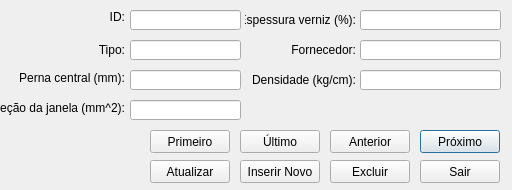
Before: the Qt Designer form windows/windowlamina.ui in KyryIx/Helena, drawn with Qt 5.
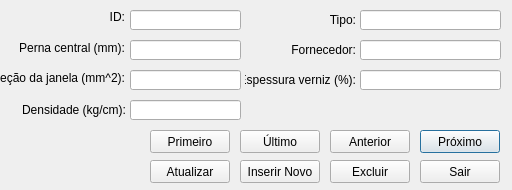
After: the same form once the commit is applied. Icons and pictures are not drawn.

Commit message: correcao nos codigos das janelas dos componentes

Diff of the .ui file:
```diff
--- a/windows/windowlamina.ui
+++ b/windows/windowlamina.ui
@@ -49,7 +49,7 @@
    <property name="geometry">
     <rect>
      <x>0</x>
-     <y>70</y>
+     <y>40</y>
      <width>125</width>
      <height>16</height>
     </rect>
@@ -65,7 +65,7 @@
    <property name="geometry">
     <rect>
      <x>0</x>
-     <y>100</y>
+     <y>70</y>
      <width>125</width>
      <height>16</height>
     </rect>
@@ -80,8 +80,8 @@
   <widget class="QLabel" name="label_weight">
    <property name="geometry">
     <rect>
-     <x>245</x>
-     <y>70</y>
+     <x>15</x>
+     <y>100</y>
      <width>111</width>
      <height>20</height>
     </rect>
@@ -96,9 +96,9 @@
   <widget class="QLabel" name="label_type">
    <property name="geometry">
     <rect>
-     <x>0</x>
-     <y>40</y>
-     <width>125</width>
+     <x>245</x>
+     <y>10</y>
+     <width>111</width>
      <height>20</height>
     </rect>
    </property>
@@ -126,7 +126,7 @@
    <property name="geometry">
     <rect>
      <x>130</x>
-     <y>70</y>
+     <y>40</y>
      <width>111</width>
      <height>20</height>
     </rect>
@@ -139,7 +139,7 @@
    <property name="geometry">
     <rect>
      <x>130</x>
-     <y>100</y>
+     <y>70</y>
      <width>111</width>
      <height>20</height>
     </rect>
@@ -148,9 +148,9 @@
   <widget class="QLineEdit" name="lineEdit_weight">
    <property name="geometry">
     <rect>
-     <x>360</x>
-     <y>70</y>
-     <width>141</width>
+     <x>130</x>
+     <y>100</y>
+     <width>111</width>
      <height>20</height>
     </rect>
    </property>
@@ -158,9 +158,9 @@
   <widget class="QLineEdit" name="lineEdit_type">
    <property name="geometry">
     <rect>
-     <x>130</x>
-     <y>40</y>
-     <width>111</width>
+     <x>360</x>
+     <y>10</y>
+     <width>141</width>
      <height>20</height>
     </rect>
    </property>
@@ -240,7 +240,7 @@
    <property name="geometry">
     <rect>
      <x>360</x>
-     <y>10</y>
+     <y>70</y>
      <width>141</width>
      <height>20</height>
     </rect>
@@ -250,7 +250,7 @@
    <property name="geometry">
     <rect>
      <x>245</x>
-     <y>10</y>
+     <y>70</y>
      <width>111</width>
      <height>20</height>
     </rect>
```
The commit also changes 4 other files.
